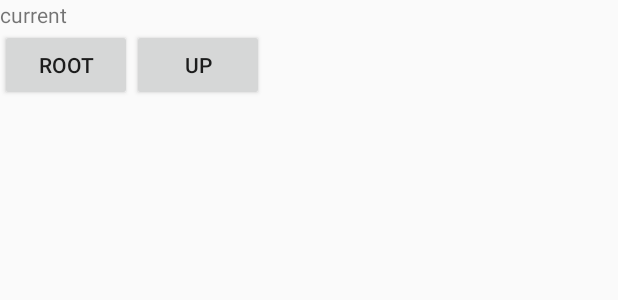
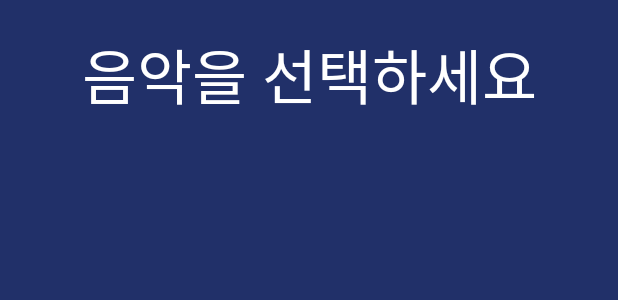
Before and after one commit to Jobless-King/VoiceAlarm, an Android app: the layout activity_selected_audio.xml on its own in the app's theme, with its tools: preview values and no code run, on a phone screen of 412 x 824 dp. Shown: the top 300 px of the screen. Run offline under Robolectric (Android 15) with nearby library versions, the phone set to English and light mode, and no system bars.

Commit message:
ui fix and bug remove
ui fix and bug remove

```diff
--- a/app/src/main/java/com/galaxy/voicealarm/ChangeAlarm.java
+++ b/app/src/main/java/com/galaxy/voicealarm/ChangeAlarm.java
@@ -190,7 +190,6 @@ public class ChangeAlarm extends AppCompatActivity {
 
         AlarmManager alarmManager = (AlarmManager)getApplicationContext().getSystemService(Context.ALARM_SERVICE);
         Intent Intent = new Intent(this, RunAlarm.class);
-        Intent.putExtra("ID", cursor.getInt(0));
 
         sql = dbHelper.getWritableDatabase();
         cursor = sql.rawQuery("SELECT * FROM Alarm;", null);
@@ -198,6 +197,8 @@ public class ChangeAlarm extends AppCompatActivity {
             startManagingCursor(cursor);
             cursor.moveToPosition(position);
         }
+
+        Intent.putExtra("ID", cursor.getInt(0));
 
         PendingIntent check = PendingIntent.getActivity(this, cursor.getInt(0), Intent, PendingIntent.FLAG_NO_CREATE);
         if(null == check){
--- a/app/src/main/res/layout/activity_selected_audio.xml
+++ b/app/src/main/res/layout/activity_selected_audio.xml
@@ -4,37 +4,17 @@
     android:layout_width="match_parent"
     android:layout_height="match_parent"
     tools:context="com.galaxy.voicealarm.SelectedAudioActivity"
-    android:orientation="vertical">
-    <LinearLayout
+    android:orientation="vertical"
+    android:background="@color/bg_color">
+    <TextView
         android:layout_width="match_parent"
         android:layout_height="wrap_content"
-        android:orientation="vertical">
-
-        <TextView
-            android:id="@+id/current"
-            android:layout_width="match_parent"
-            android:layout_height="wrap_content"
-            android:text="current" />
-
-        <LinearLayout
-            android:layout_width="match_parent"
-            android:layout_height="wrap_content">
-
-            <Button
-                android:id="@+id/btnroot"
-                android:layout_width="wrap_content"
-                android:layout_height="wrap_content"
-                android:onClick="mOnClick"
-                android:text="Root" />
-
-            <Button
-                android:id="@+id/btnup"
-                android:layout_width="wrap_content"
-                android:layout_height="wrap_content"
-                android:onClick="mOnClick"
-                android:text="Up" />
-        </LinearLayout>
-    </LinearLayout>
+        android:text="음악을 선택하세요"
+        android:textSize="40dp"
+        android:textColor="#ffffff"
+        android:gravity="center"
+        android:layout_marginTop="10dp"
+        android:padding="10dp"/>
     <ListView
         android:id="@+id/filelist"
         android:layout_width="match_parent"
```
Also changed, not shown: app/src/main/AndroidManifest.xml (+4 -5 lines), app/src/main/java/com/galaxy/voicealarm/AddAlarm.java (+7 -4 lines), app/src/main/java/com/galaxy/voicealarm/RunAlarm.java (+15 -14 lines), app/src/main/java/com/galaxy/voicealarm/SelectedAudioActivity.java (+2 -26 lines), app/src/main/java/com/galaxy/voicealarm/WhiteTextAdapter.java (added, +13 -0 lines), app/src/main/res/layout/activity_white_text_adapter.xml (added, +9 -0 lines).
